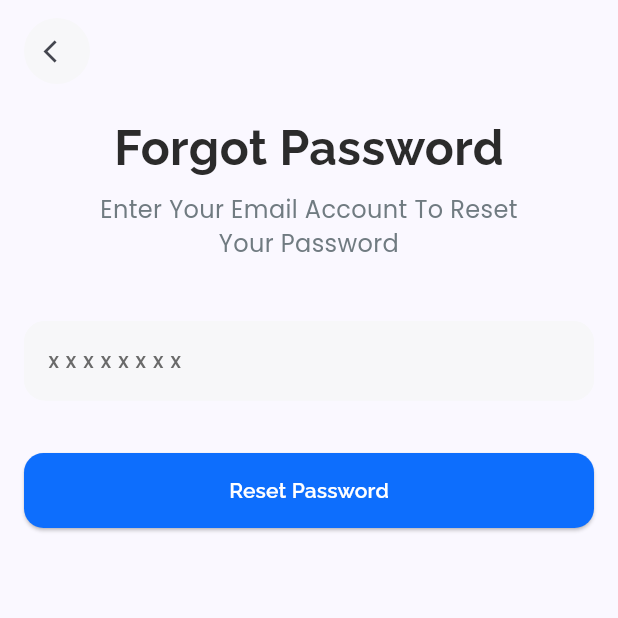
After one commit to FernandJerico/ecommerce_app, a Flutter app: the ForgotPasswordScreen screen opened directly, on a phone screen of 412 x 824 dp, the top half of it. The commit adds this screen. Run offline on Flutter 3.47's test engine with Material 2 defaults, Android fonts, the phone set to English and light mode, and no system bars; our stand-ins replace dots_indicator, flutter_bloc, flutter_svg, google_fonts; missing offline and left inert: iconify_flutter.

Commit message:
add slicing forgot password screen

```diff
--- a/lib/config/theme/theme.dart
+++ b/lib/config/theme/theme.dart
@@ -17,6 +17,9 @@ Color dangerColor = Colors.red;
 final ralewayFont32Bold = GoogleFonts.raleway(
     fontSize: 32, fontWeight: FontWeight.bold, color: darkColor);
 
+final ralewayFont16Bold = GoogleFonts.raleway(
+    fontSize: 16, fontWeight: FontWeight.bold, color: darkColor);
+
 final ralewayFont16w500 = GoogleFonts.raleway(
     fontSize: 16, fontWeight: FontWeight.w500, color: darkColor);
 
@@ -33,8 +36,11 @@ final poppinsFont16w400 = GoogleFonts.poppins(
     fontSize: 16, fontWeight: FontWeight.w400, color: greyColor);
 
 // Poppins Font
+final poppinsFont16wNormal = GoogleFonts.poppins(
+    fontSize: 16, fontWeight: FontWeight.normal, color: greyColor2);
+
 final poppinsFont14w500 = GoogleFonts.poppins(
-    fontSize: 14, fontWeight: FontWeight.w500, color: darkColor);
+    fontSize: 14, fontWeight: FontWeight.w500, color: greyColor2);
 
 final poppinsFont12wNormal = GoogleFonts.poppins(
     fontSize: 12, fontWeight: FontWeight.normal, color: greyColor2);
--- /dev/null
+++ b/lib/features/auth/presentation/pages/forgot_password_screen.dart
@@ -0,0 +1,131 @@
+import 'package:ecommerce_app/features/auth/presentation/pages/login_screen.dart';
+import 'package:ecommerce_app/features/auth/presentation/widgets/auth_widgets.dart';
+import 'package:flutter/material.dart';
+import 'package:flutter_svg/flutter_svg.dart';
+
+import '../../../../config/theme/theme.dart';
+
+class ForgotPasswordScreen extends StatefulWidget {
+  const ForgotPasswordScreen({super.key});
+
+  @override
+  State<ForgotPasswordScreen> createState() => _ForgotPasswordScreenState();
+}
+
+class _ForgotPasswordScreenState extends State<ForgotPasswordScreen> {
+  @override
+  Widget build(BuildContext context) {
+    return Scaffold(
+      body: SafeArea(
+          child: SingleChildScrollView(
+        child: Padding(
+          padding:
+              const EdgeInsets.only(left: 16, right: 16, top: 12, bottom: 30),
+          child: Column(
+            crossAxisAlignment: CrossAxisAlignment.start,
+            children: [
+              Container(
+                decoration: BoxDecoration(
+                    color: greyColor1, borderRadius: BorderRadius.circular(50)),
+                height: 44,
+                width: 44,
+                child: IconButton(
+                    onPressed: () => Navigator.pop(context),
+                    icon: const Icon(
+                      Icons.arrow_back_ios,
+                      size: 18,
+                    )),
+              ),
+              const SizedBox(
+                height: 20,
+              ),
+              Center(
+                child: Column(
+                  children: [
+                    Text(
+                      'Forgot Password',
+                      style: ralewayFont32Bold,
+                    ),
+                    const SizedBox(
+                      height: 6,
+                    ),
+                    Text(
+                      'Enter Your Email Account To Reset \nYour Password',
+                      style: poppinsFont16w400,
+                      textAlign: TextAlign.center,
+                    )
+                  ],
+                ),
+              ),
+              const SizedBox(
+                height: 40,
+              ),
+              buildFormLogin(context, 'x x x x x x x x', 'email', (value) {}),
+              const SizedBox(
+                height: 35,
+              ),
+              buildButton(context, 'Reset Password', () {
+                showDialog(
+                  context: context,
+                  builder: (BuildContext context) {
+                    return WillPopScope(
+                      onWillPop: () async {
+                        Navigator.pushReplacement(
+                          context,
+                          MaterialPageRoute(
+                              builder: (context) => const LoginScreen()),
+                        );
+                        return false;
+                      },
+                      child: AlertDialog(
+                        shape: RoundedRectangleBorder(
+                          borderRadius: BorderRadius.circular(16.0),
+                        ),
+                        contentPadding: EdgeInsets.zero,
+                        content: Container(
+                          decoration: BoxDecoration(
+                              color: whiteColor,
+                              borderRadius: BorderRadius.circular(16)),
+                          padding: const EdgeInsets.only(
+                              left: 20, right: 20, top: 30, bottom: 40),
+                          child: Column(
+                            mainAxisSize: MainAxisSize.min,
+                            crossAxisAlignment: CrossAxisAlignment.center,
+                            children: [
+                              Container(
+                                height: 44,
+                                width: 44,
+                                decoration: BoxDecoration(
+                                    borderRadius: BorderRadius.circular(50),
+                                    color: primaryColor),
+                                child: Padding(
+                                  padding: const EdgeInsets.all(8.0),
+                                  child: SvgPicture.asset(
+                                    'assets/icons/email1.svg',
+                                  ),
+                                ),
+                              ),
+                              const SizedBox(height: 16.0),
+                              Text('Check Your Email',
+                                  style: ralewayFont16Bold),
+                              const SizedBox(height: 16.0),
+                              Text(
+                                'We Have Send Password Recovery Code In Your Email',
+                                style: poppinsFont16wNormal,
+                                textAlign: TextAlign.center,
+                              ),
+                            ],
+                          ),
+                        ),
+                      ),
+                    );
+                  },
+                );
+              })
+            ],
+          ),
+        ),
+      )),
+    );
+  }
+}
--- a/pubspec.yaml
+++ b/pubspec.yaml
@@ -40,6 +40,7 @@ dependencies:
   dots_indicator: ^3.0.0
   flutter_bloc: ^8.1.3
   iconify_flutter: ^0.0.5
+  flutter_svg: ^1.1.6
 
 flutter_native_splash:
   android: true
```
Also changed, not shown: lib/features/auth/presentation/pages/login_screen.dart (+8 -1 lines), assets/icons/email1.svg (added), pubspec.lock.
